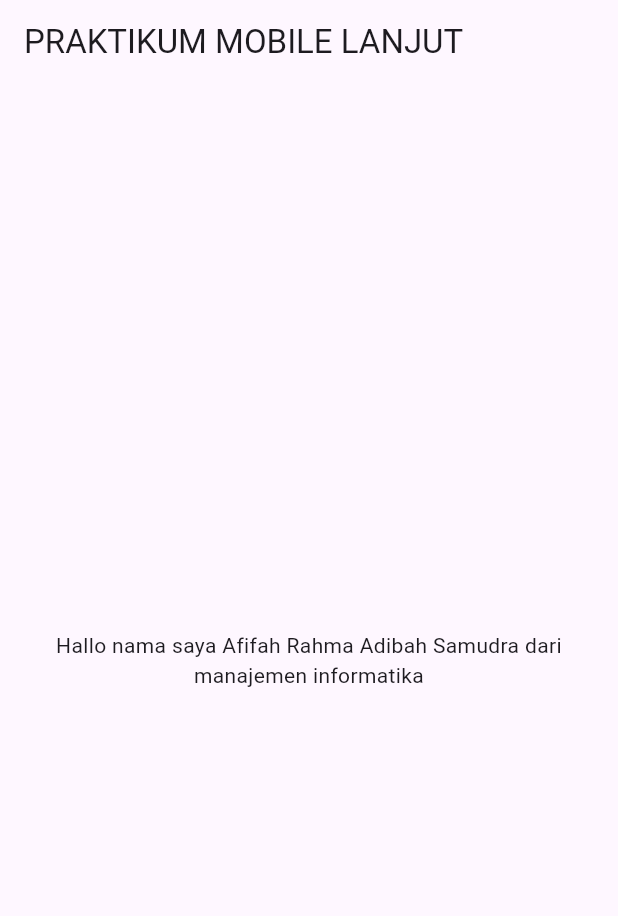
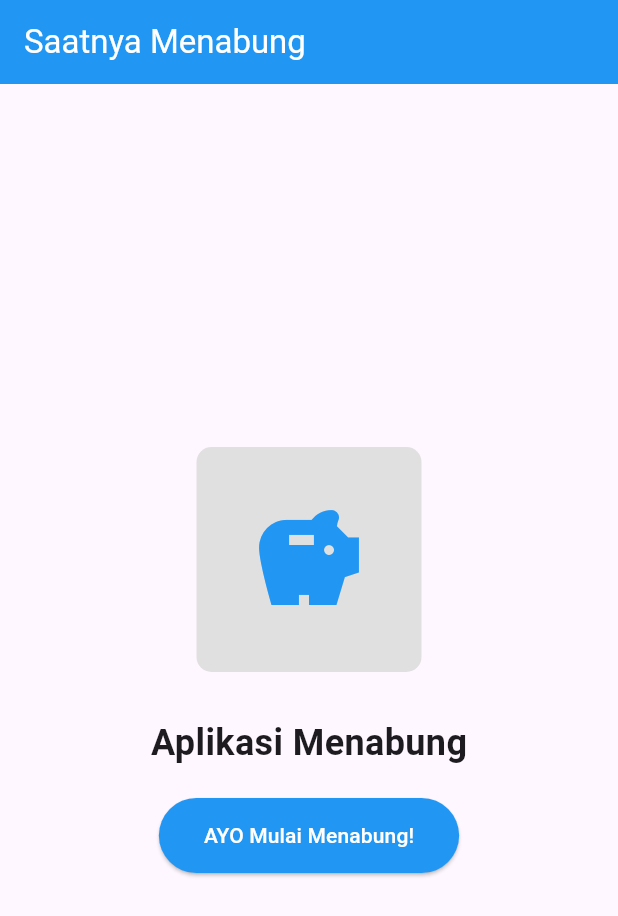
Before and after one commit to Rahmadiba/prakmola-2307051029, a Flutter app: the screen it shows after launch, on a phone screen of 412 x 824 dp. Shown: the top 916 px of the screen. Run offline on Flutter 3.47's test engine with Material 3 defaults, Android fonts, the phone set to English and light mode, and no system bars.

Commit message:
Pertemuan 3: Basic Widget

```diff
--- /dev/null
+++ b/lib/basic_widget.dart
@@ -0,0 +1,58 @@
+import 'package:flutter/material.dart';
+
+class BasicWidget extends StatelessWidget {
+  const BasicWidget({super.key});
+
+  @override
+  Widget build(BuildContext context) {
+    return Scaffold(
+      appBar: AppBar(
+        title: const Text('Saatnya Menabung'),
+        backgroundColor: Colors.blue,
+        foregroundColor: Colors.white,
+      ),
+      body: Center(
+        child: Column(
+          mainAxisAlignment: MainAxisAlignment.center,
+          children: [
+            // Ganti dengan Container dulu untuk avoid asset error
+            Container(
+              width: 150,
+              height: 150,
+              decoration: BoxDecoration(
+                color: Colors.grey[300],
+                borderRadius: BorderRadius.circular(10),
+              ),
+              child: const Icon(
+                Icons.savings,
+                size: 80,
+                color: Colors.blue,
+              ),
+            ),
+            const SizedBox(height: 30),
+            const Text(
+              'Aplikasi Menabung',
+              style: TextStyle(
+                fontSize: 24,
+                fontWeight: FontWeight.bold,
+              ),
+            ),
+            const SizedBox(height: 20),
+            ElevatedButton(
+              onPressed: () {
+                // Tambahkan aksi untuk testing
+                print('Tombol ditekan!');
+              },
+              style: ElevatedButton.styleFrom(
+                backgroundColor: Colors.blue,
+                foregroundColor: Colors.white,
+                padding: const EdgeInsets.symmetric(horizontal: 30, vertical: 15),
+              ),
+              child: const Text('AYO Mulai Menabung!'),
+            ),
+          ],
+        ),
+      ),
+    );
+  }
+}
--- a/lib/main.dart
+++ b/lib/main.dart
@@ -1,4 +1,6 @@
 import 'package:flutter/material.dart';
+// Ganti nama package sesuai dengan nama project Anda
+import 'basic_widget.dart'; // Import relatif, lebih sederhana
 
 void main() {
   runApp(const MyApp());
@@ -7,25 +9,16 @@ void main() {
 class MyApp extends StatelessWidget {
   const MyApp({super.key});
 
-  // This widget is the root of your application.
   @override
   Widget build(BuildContext context) {
     return MaterialApp(
-      title: 'Flutter Demo',
+      title: 'Praktikum Mobile Lanjut',
       theme: ThemeData(
         colorScheme: ColorScheme.fromSeed(seedColor: Colors.deepPurple),
-      ), // ThemeData
-      home: Scaffold(
-        appBar: AppBar(
-          title: const Text('PRAKTIKUM MOBILE LANJUT'),
-        ),
-        body: const Center(
-          child: Text(
-            'Hallo nama saya Afifah Rahma Adibah Samudra dari manajemen informatika',
-            textAlign: TextAlign.center,
-          ),
-        ),
+        useMaterial3: true,
       ),
+      home: const BasicWidget(),
+      debugShowCheckedModeBanner: false, // Hilangkan banner debug
     );
   }
 }
--- a/pubspec.yaml
+++ b/pubspec.yaml
@@ -58,7 +58,8 @@ flutter:
   uses-material-design: true
 
   # To add assets to your application, add an assets section, like this:
-  # assets:
+  assets:
+  - assets/images/
   #   - images/a_dot_burr.jpeg
   #   - images/a_dot_ham.jpeg
 
```
Also changed, not shown: lib/column_widget.dart (added, +22 -0 lines), lib/row_widget.dart (added, +22 -0 lines), assets/images/logo.png (added).
